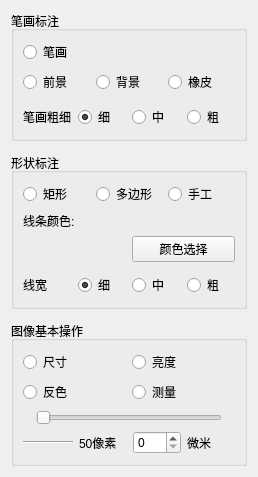
This is RegionCompetition.ui in WooodHead/labelling3 as Qt 5 draws it before an edit. The edited form follows.
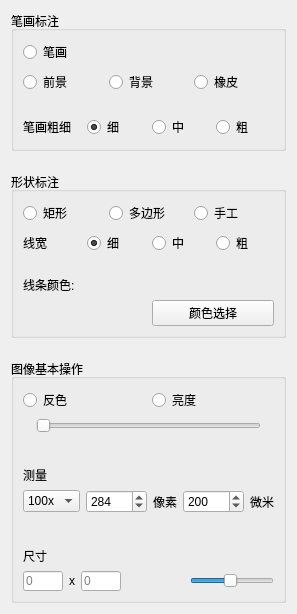
This is the edited form.

Diff of the .ui file:
```diff
--- a/RegionCompetition.ui
+++ b/RegionCompetition.ui
@@ -6,8 +6,8 @@
    <rect>
     <x>0</x>
     <y>0</y>
-    <width>258</width>
-    <height>477</height>
+    <width>295</width>
+    <height>614</height>
    </rect>
   </property>
   <property name="sizePolicy">
@@ -234,6 +234,63 @@
         </item>
        </layout>
       </item>
+      <item>
+       <layout class="QHBoxLayout" name="horizontalLayout_6">
+        <item>
+         <widget class="QLabel" name="label_4">
+          <property name="text">
+           <string>线宽</string>
+          </property>
+         </widget>
+        </item>
+        <item>
+         <widget class="QRadioButton" name="radioLineWidthThin">
+          <property name="text">
+           <string>细</string>
+          </property>
+          <property name="checked">
+           <bool>true</bool>
+          </property>
+          <attribute name="buttonGroup">
+           <string>buttonGroup_2</string>
+          </attribute>
+         </widget>
+        </item>
+        <item>
+         <widget class="QRadioButton" name="radioLineWidthMedium">
+          <property name="text">
+           <string>中</string>
+          </property>
+          <attribute name="buttonGroup">
+           <string>buttonGroup_2</string>
+          </attribute>
+         </widget>
+        </item>
+        <item>
+         <widget class="QRadioButton" name="radioLineWidthThick">
+          <property name="text">
+           <string>粗</string>
+          </property>
+          <attribute name="buttonGroup">
+           <string>buttonGroup_2</string>
+          </attribute>
+         </widget>
+        </item>
+       </layout>
+      </item>
+      <item>
+       <spacer name="verticalSpacer_4">
+        <property name="orientation">
+         <enum>Qt::Vertical</enum>
+        </property>
+        <property name="sizeHint" stdset="0">
+         <size>
+          <width>20</width>
+          <height>40</height>
+         </size>
+        </property>
+       </spacer>
+      </item>
       <item>
        <widget class="QLabel" name="label_3">
         <property name="text">
@@ -262,63 +319,6 @@
         </item>
        </layout>
       </item>
-      <item>
-       <spacer name="verticalSpacer_4">
-        <property name="orientation">
-         <enum>Qt::Vertical</enum>
-        </property>
-        <property name="sizeHint" stdset="0">
-         <size>
-          <width>20</width>
-          <height>40</height>
-         </size>
-        </property>
-       </spacer>
-      </item>
-      <item>
-       <layout class="QHBoxLayout" name="horizontalLayout_6">
-        <item>
-         <widget class="QLabel" name="label_4">
-          <property name="text">
-           <string>线宽</string>
-          </property>
-         </widget>
-        </item>
-        <item>
-         <widget class="QRadioButton" name="radioLineWidthThin">
-          <property name="text">
-           <string>细</string>
-          </property>
-          <property name="checked">
-           <bool>true</bool>
-          </property>
-          <attribute name="buttonGroup">
-           <string notr="true">buttonGroup_2</string>
-          </attribute>
-         </widget>
-        </item>
-        <item>
-         <widget class="QRadioButton" name="radioLineWidthMedium">
-          <property name="text">
-           <string>中</string>
-          </property>
-          <attribute name="buttonGroup">
-           <string notr="true">buttonGroup_2</string>
-          </attribute>
-         </widget>
-        </item>
-        <item>
-         <widget class="QRadioButton" name="radioLineWidthThick">
-          <property name="text">
-           <string>粗</string>
-          </property>
-          <attribute name="buttonGroup">
-           <string notr="true">buttonGroup_2</string>
-          </attribute>
-         </widget>
-        </item>
-       </layout>
-      </item>
      </layout>
     </widget>
    </item>
@@ -340,8 +340,26 @@
      <property name="title">
       <string>图像基本操作</string>
      </property>
-     <layout class="QGridLayout" name="gridLayout">
-      <item row="2" column="0">
+     <layout class="QVBoxLayout" name="verticalLayout_3">
+      <item>
+       <layout class="QHBoxLayout" name="horizontalLayout_7">
+        <item>
+         <widget class="QRadioButton" name="radioNotColor">
+          <property name="text">
+           <string>反色</string>
+          </property>
+         </widget>
+        </item>
+        <item>
+         <widget class="QRadioButton" name="radioBrightness">
+          <property name="text">
+           <string>亮度</string>
+          </property>
+         </widget>
+        </item>
+       </layout>
+      </item>
+      <item>
        <layout class="QHBoxLayout" name="horizontalLayout_9">
         <item>
          <widget class="QLabel" name="labelSliderLeft">
@@ -366,67 +384,86 @@
         </item>
        </layout>
       </item>
-      <item row="1" column="0">
-       <layout class="QHBoxLayout" name="horizontalLayout_8">
-        <item>
-         <widget class="QRadioButton" name="radioNotColor">
-          <property name="text">
-           <string>反色</string>
-          </property>
-         </widget>
-        </item>
-        <item>
-         <widget class="QRadioButton" name="radioMesuarement">
-          <property name="text">
-           <string>测量</string>
-          </property>
-         </widget>
-        </item>
-       </layout>
+      <item>
+       <spacer name="verticalSpacer_5">
+        <property name="orientation">
+         <enum>Qt::Vertical</enum>
+        </property>
+        <property name="sizeHint" stdset="0">
+         <size>
+          <width>20</width>
+          <height>40</height>
+         </size>
+        </property>
+       </spacer>
       </item>
-      <item row="3" column="0">
+      <item>
+       <widget class="QLabel" name="_labelMeasure">
+        <property name="text">
+         <string>测量</string>
+        </property>
+       </widget>
+      </item>
+      <item>
        <layout class="QHBoxLayout" name="horizontalLayout_10">
         <item>
-         <widget class="Line" name="_line">
-          <property name="minimumSize">
-           <size>
-            <width>50</width>
-            <height>16</height>
-           </size>
-          </property>
-          <property name="maximumSize">
-           <size>
-            <width>61</width>
-            <height>16</height>
-           </size>
-          </property>
-          <property name="baseSize">
-           <size>
-            <width>0</width>
-            <height>0</height>
-           </size>
-          </property>
-          <property name="font">
-           <font>
-            <weight>75</weight>
-            <bold>true</bold>
-            <strikeout>true</strikeout>
-           </font>
-          </property>
+         <widget class="QComboBox" name="_comboBoxLarger">
+          <item>
+           <property name="text">
+            <string>100x</string>
+           </property>
+          </item>
+          <item>
+           <property name="text">
+            <string>200x</string>
+           </property>
+          </item>
+          <item>
+           <property name="text">
+            <string>500x</string>
+           </property>
+          </item>
+         </widget>
+        </item>
+        <item>
+         <spacer name="horizontalSpacer_2">
           <property name="orientation">
            <enum>Qt::Horizontal</enum>
+          </property>
+          <property name="sizeHint" stdset="0">
+           <size>
+            <width>40</width>
+            <height>20</height>
+           </size>
+          </property>
+         </spacer>
+        </item>
+        <item>
+         <widget class="QSpinBox" name="_spinBox_pixel">
+          <property name="maximum">
+           <number>10000</number>
+          </property>
+          <property name="value">
+           <number>284</number>
           </property>
          </widget>
         </item>
         <item>
          <widget class="QLabel" name="_label_pixel">
           <property name="text">
-           <string>50像素</string>
+           <string>像素</string>
           </property>
          </widget>
         </item>
         <item>
-         <widget class="QSpinBox" name="_spinBox_measure"/>
+         <widget class="QSpinBox" name="_spinBox_measure">
+          <property name="maximum">
+           <number>10000</number>
+          </property>
+          <property name="value">
+           <number>200</number>
+          </property>
+         </widget>
         </item>
         <item>
          <widget class="QLabel" name="_label_micrometer">
@@ -437,19 +474,97 @@
         </item>
        </layout>
       </item>
-      <item row="0" column="0">
-       <layout class="QHBoxLayout" name="horizontalLayout_7">
+      <item>
+       <spacer name="verticalSpacer_6">
+        <property name="orientation">
+         <enum>Qt::Vertical</enum>
+        </property>
+        <property name="sizeHint" stdset="0">
+         <size>
+          <width>20</width>
+          <height>40</height>
+         </size>
+        </property>
+       </spacer>
+      </item>
+      <item>
+       <widget class="QLabel" name="label_2">
+        <property name="text">
+         <string>尺寸</string>
+        </property>
+       </widget>
+      </item>
+      <item>
+       <layout class="QHBoxLayout" name="horizontalLayout_11">
         <item>
-         <widget class="QRadioButton" name="radioScale">
-          <property name="text">
-           <string>尺寸</string>
+         <layout class="QHBoxLayout" name="horizontalLayout_8">
+          <item>
+           <widget class="QLineEdit" name="_lineEdit_width">
+            <property name="maximumSize">
+             <size>
+              <width>40</width>
+              <height>20</height>
+             </size>
+            </property>
+            <property name="placeholderText">
+             <string>0</string>
+            </property>
+           </widget>
+          </item>
+          <item>
+           <widget class="QLabel" name="label_5">
+            <property name="text">
+             <string>x</string>
+            </property>
+           </widget>
+          </item>
+          <item>
+           <widget class="QLineEdit" name="_lineEdit_height">
+            <property name="maximumSize">
+             <size>
+              <width>40</width>
+              <height>20</height>
+             </size>
+            </property>
+            <property name="placeholderText">
+             <string>0</string>
+            </property>
+           </widget>
+          </item>
+         </layout>
+        </item>
+        <item>
+         <spacer name="horizontalSpacer_3">
+          <property name="orientation">
+           <enum>Qt::Horizontal</enum>
           </property>
-         </widget>
+          <property name="sizeHint" stdset="0">
+           <size>
+            <width>40</width>
+            <height>20</height>
+           </size>
+          </property>
+         </spacer>
         </item>
         <item>
-         <widget class="QRadioButton" name="radioBrightness">
-          <property name="text">
-           <string>亮度</string>
+         <widget class="QSlider" name="_horizontalSliderScale">
+          <property name="maximumSize">
+           <size>
+            <width>90</width>
+            <height>19</height>
+           </size>
+          </property>
+          <property name="minimum">
+           <number>1</number>
+          </property>
+          <property name="maximum">
+           <number>20</number>
+          </property>
+          <property name="value">
+           <number>10</number>
+          </property>
+          <property name="orientation">
+           <enum>Qt::Horizontal</enum>
           </property>
          </widget>
         </item>
```
Left out of the diff: 20 changed lines with no effect on the pictures.
